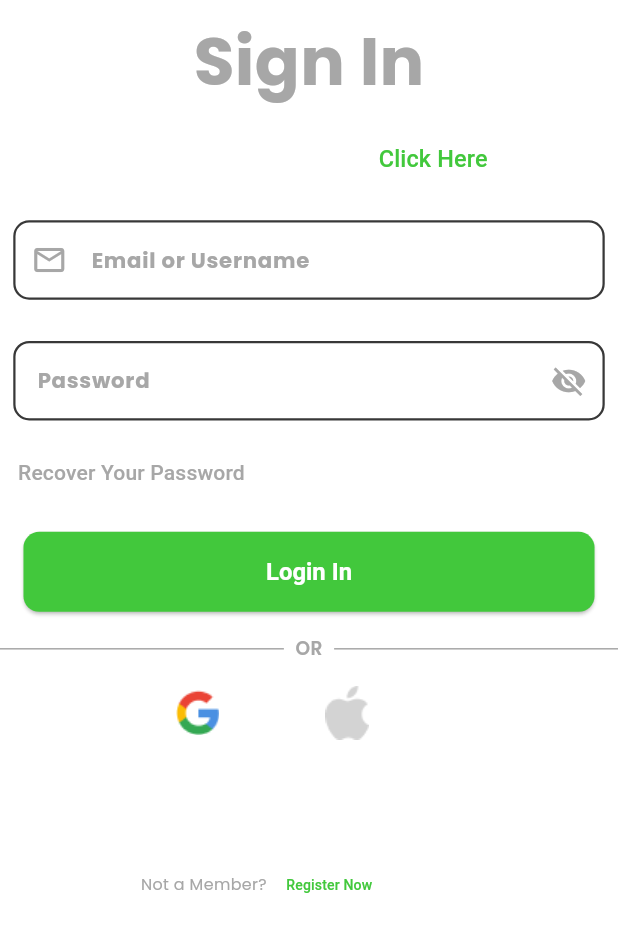
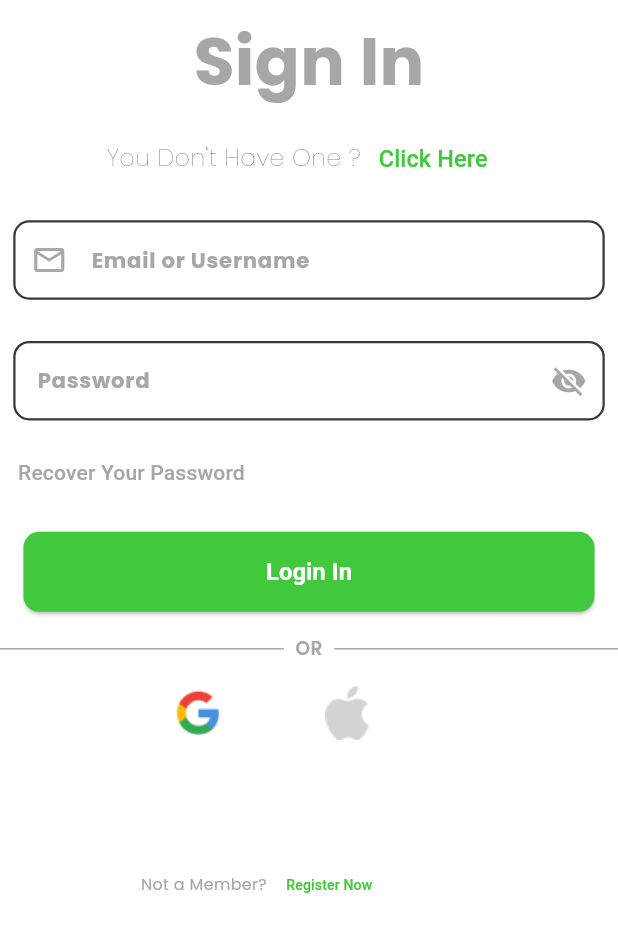
Before and after one commit to fathyyoussef1310/SpotifyApp, a Flutter app: the screen it shows after launch, after a tap on "Get Started", after a tap on "Sign In", on a phone screen of 412 x 824 dp, the part 58-1010 px from its top. Run offline on Flutter 3.47's test engine with Material 3 defaults, Android fonts, the phone set to English and light mode, and no system bars; our stand-ins replace flutter_screenutil, get, google_fonts, shared_preferences.

Commit message:
small Changes on Theme

```diff
--- a/lib/Confiq/ThemeManager.dart
+++ b/lib/Confiq/ThemeManager.dart
@@ -1,21 +1,56 @@
 import 'package:flutter/material.dart';
-import 'package:spotifyyapp/Core/ColorsManager.dart';
-
-abstract class ThemeManager{
-  static final ThemeData light=  ThemeData(
+import '../Core/ColorsManager.dart';
+abstract class ThemeManager {
+  static final ThemeData light = ThemeData(
+    brightness: Brightness.light,
     scaffoldBackgroundColor: ColorsManager.white,
-    primaryColor: ColorsManager.white,
-    primaryColorDark: ColorsManager.green,
-    appBarTheme: AppBarTheme(
+    primaryColor: ColorsManager.green,
+    appBarTheme: const AppBarTheme(
       backgroundColor: ColorsManager.white,
+      elevation: 0,
+      iconTheme: IconThemeData(color: ColorsManager.green),
+      titleTextStyle: TextStyle(
+        color: ColorsManager.darkBlack,
+        fontSize: 20,
+        fontWeight: FontWeight.w600,
+      ),
     ),
-
+    primaryColorDark: ColorsManager.Greyissh,
+    bottomNavigationBarTheme: BottomNavigationBarThemeData(
+      backgroundColor: ColorsManager.white,
+      selectedItemColor: ColorsManager.green,
+      unselectedItemColor: ColorsManager.Greyissh,
+    ),
+    textTheme:  TextTheme(
+      bodyLarge: TextStyle(color: Colors.black, fontSize: 18),
+      bodyMedium: TextStyle(color: Colors.black87, fontSize: 16),
+      bodySmall: TextStyle(color: Colors.black54, fontSize: 14),
+    ),
   );
-  static final ThemeData darkMode= ThemeData(
+  static final ThemeData dark = ThemeData(
+    brightness: Brightness.dark,
     scaffoldBackgroundColor: ColorsManager.darkGrey,
-    primaryColor: ColorsManager.darkGrey,
-    appBarTheme: AppBarTheme(
+    primaryColor: ColorsManager.green,
+    appBarTheme: const AppBarTheme(
       backgroundColor: ColorsManager.Greyissh,
-    )
+      elevation: 0,
+      iconTheme: IconThemeData(color: Colors.white),
+      titleTextStyle: TextStyle(
+        color: Colors.white,
+        fontSize: 20,
+        fontWeight: FontWeight.w600,
+      ),
+    ),
+    bottomNavigationBarTheme: BottomNavigationBarThemeData(
+      backgroundColor: ColorsManager.darkGrey,
+      selectedItemColor: ColorsManager.green,
+      unselectedItemColor: Colors.grey,
+    ),
+    primaryColorDark: ColorsManager.darkGrey,
+    textTheme:  TextTheme(
+      bodyLarge: TextStyle(color: Colors.white, fontSize: 18),
+      bodyMedium: TextStyle(color: Colors.white70, fontSize: 16),
+      bodySmall: TextStyle(color: Colors.white60, fontSize: 14),
+    ),
   );
 }
--- /dev/null
+++ b/lib/Controllers/HomeController.dart
@@ -0,0 +1,6 @@
+import 'package:get/get.dart';
+import 'package:get/get_state_manager/src/simple/get_controllers.dart';
+
+class HomeController extends GetxController{
+ var isLoading=false.obs;
+}
--- a/lib/Controllers/ThemeController.dart
+++ b/lib/Controllers/ThemeController.dart
@@ -5,7 +5,7 @@ import 'package:spotifyyapp/Confiq/ThemeManager.dart';
 
 class ThemeController extends GetxController{
  var isDark=false.obs;
- ThemeData get theme => isDark.value ? ThemeManager.darkMode : ThemeManager.light;
+ ThemeData get theme => isDark.value ? ThemeManager.dark : ThemeManager.light;
  Future<void>toggleData(bool darkMode)async{
    isDark.value=darkMode;
    Get.changeTheme(theme);
--- a/lib/Core/CustomTextFormField.dart
+++ b/lib/Core/CustomTextFormField.dart
@@ -19,7 +19,7 @@ class Customtextformfield extends StatelessWidget {
   @override
   Widget build(BuildContext context) {
     return TextFormField(
-      style: GoogleFonts.poppins(color: ColorsManager.white,fontSize: 16.sp,fontWeight: FontWeight.w700),
+      style: GoogleFonts.poppins(color:  Theme.of(context).brightness == Brightness.dark ? ColorsManager.white : ColorsManager.darkBlack,fontSize: 16.sp,fontWeight: FontWeight.w700),
       decoration: InputDecoration(
         label: Text(label),
         labelStyle: GoogleFonts.poppins(color: color,fontSize: 16.sp,fontWeight: FontWeight.w700),
--- a/lib/Core/Widgets/TextButton.dart
+++ b/lib/Core/Widgets/TextButton.dart
@@ -1,7 +1,5 @@
-
 import 'package:flutter/material.dart';
 import 'package:flutter_screenutil/flutter_screenutil.dart';
-
 class CustomTextButton extends StatelessWidget {
   const CustomTextButton({super.key , required this.title , required this.onPressed,this.color,required this.size});
   final String title;
--- a/lib/Features/Auth/Choose_Login_register.dart
+++ b/lib/Features/Auth/Choose_Login_register.dart
@@ -12,7 +12,7 @@ class ChooseLoginRegister extends StatelessWidget {
   const ChooseLoginRegister({super.key});
   Future<void> _completeAuth(BuildContext context) async {
     final prefs = await SharedPreferences.getInstance();
-    await prefs.setBool('onboarding_seen', true);
+    await prefs.setBool('_completeAuth', true);
     Navigator.pushReplacementNamed(context, RoutesManager.chooseLoginRegister);
   }
 
@@ -40,7 +40,7 @@ class ChooseLoginRegister extends StatelessWidget {
                     children: [
                       Padding(
                         padding:  REdgeInsets.symmetric(horizontal: 50.sp,vertical: 20.sp),
-                        child: CustomTextButton(title: "Sign In",color: ColorsManager.white, onPressed: (){
+                        child: CustomTextButton(title: "Sign In",color: Theme.of(context).primaryColorDark, onPressed: (){
                           Navigator.pushNamed(context, RoutesManager.loginScreen);
                         }, size: 30.sp,),
                       ),
--- a/lib/Features/Auth/LoginScreen.dart
+++ b/lib/Features/Auth/LoginScreen.dart
@@ -46,7 +46,7 @@ class Loginscreen extends StatelessWidget {
                     Row(
                       mainAxisAlignment: MainAxisAlignment.center,
                       children: [
-                        Text("You Don't Have One ?",style: GoogleFonts.poppins(color: ColorsManager.white,fontSize: 18.sp,fontWeight: FontWeight.w200)),
+                        Text("You Don't Have One ?",style: GoogleFonts.poppins(color: Theme.of(context).primaryColorDark,fontSize: 18.sp,fontWeight: FontWeight.w200)),
                         CustomTextButton(title: "Click Here ",color: ColorsManager.green, onPressed: (){
                           Navigator.pushNamed(context, RoutesManager.registerScreen);
                         }, size: 20.sp,)
--- a/lib/Features/MainFeatures/Home/HomeScreen.dart
+++ b/lib/Features/MainFeatures/Home/HomeScreen.dart
@@ -17,7 +17,7 @@ class Homescreen extends StatelessWidget {
        centerTitle: true,
         leading:IconButton(onPressed: (){}, icon: Icon(Icons.search_rounded,color: ColorsManager.green,)),
         actions: [
-          IconButton(onPressed: (){}, icon: Icon(Icons.more_vert,color: ColorsManager.white,)),
+          IconButton(onPressed: (){}, icon: Icon(Icons.more_vert,color: Theme.of(context).primaryColorDark,)),
         ],
       ),
     );
--- a/lib/main.dart
+++ b/lib/main.dart
@@ -1,12 +1,8 @@
 import 'package:flutter/material.dart';
 import 'package:flutter_screenutil/flutter_screenutil.dart';
 import 'package:get/get.dart';
-import 'package:get/get_core/src/get_main.dart';
-import 'package:get/get_navigation/src/root/get_material_app.dart';
 import 'package:shared_preferences/shared_preferences.dart';
-import 'package:spotifyyapp/Confiq/ThemeManager.dart';
 import 'package:spotifyyapp/Features/Auth/Choose_Login_register.dart';
-import 'package:spotifyyapp/Features/Auth/LoginScreen.dart';
 import 'package:spotifyyapp/Features/ChooseTheme.dart';
 import 'package:spotifyyapp/Features/Onboarding/OnboardingScreen.dart';
 import 'Controllers/ThemeController.dart';
@@ -16,27 +12,36 @@ void main() async {
   WidgetsFlutterBinding.ensureInitialized();
   final prefs = await SharedPreferences.getInstance();
   final onboardingSeen = prefs.getBool('onboarding_seen') ?? false;
-  final _completeAuth = prefs.getBool('') ?? false;
-  runApp(MyApp(onboardingSeen: onboardingSeen, completeAuth: _completeAuth,),);
+  final completeAuth = prefs.getBool('completeAuth') ?? false;
+  final themeController = Get.put(ThemeController());
+  await themeController.loadData();
+  runApp(MyApp(onboardingSeen: onboardingSeen, completeAuth: completeAuth, themeController: themeController,));
 }
+
 class MyApp extends StatelessWidget {
-  final ThemeController themeController = Get.put(ThemeController());
+  final ThemeController themeController;
   final bool onboardingSeen;
   final bool completeAuth;
-   MyApp({required this.completeAuth,required this.onboardingSeen, super.key});
+
+  const MyApp({
+    super.key,
+    required this.themeController,
+    required this.onboardingSeen,
+    required this.completeAuth,
+  });
+
   @override
-  Widget build(BuildContext context)
-  {
+  Widget build(BuildContext context) {
     return ScreenUtilInit(
       designSize: const Size(430, 932),
       minTextAdapt: true,
       builder: (context, child) {
-        return GetMaterialApp(
+        return Obx(() => GetMaterialApp(
           debugShowCheckedModeBanner: false,
           onGenerateRoute: RoutesManager.getRoute,
           theme: themeController.theme,
-          home:!onboardingSeen ? OnBoardingScreen() : !completeAuth ? Choosetheme() : ChooseLoginRegister(),
-        );
+          home: !onboardingSeen ? OnBoardingScreen() : !completeAuth ? Choosetheme() : ChooseLoginRegister(),
+        ));
       },
     );
   }
```
Also changed, not shown: 7 other files.
